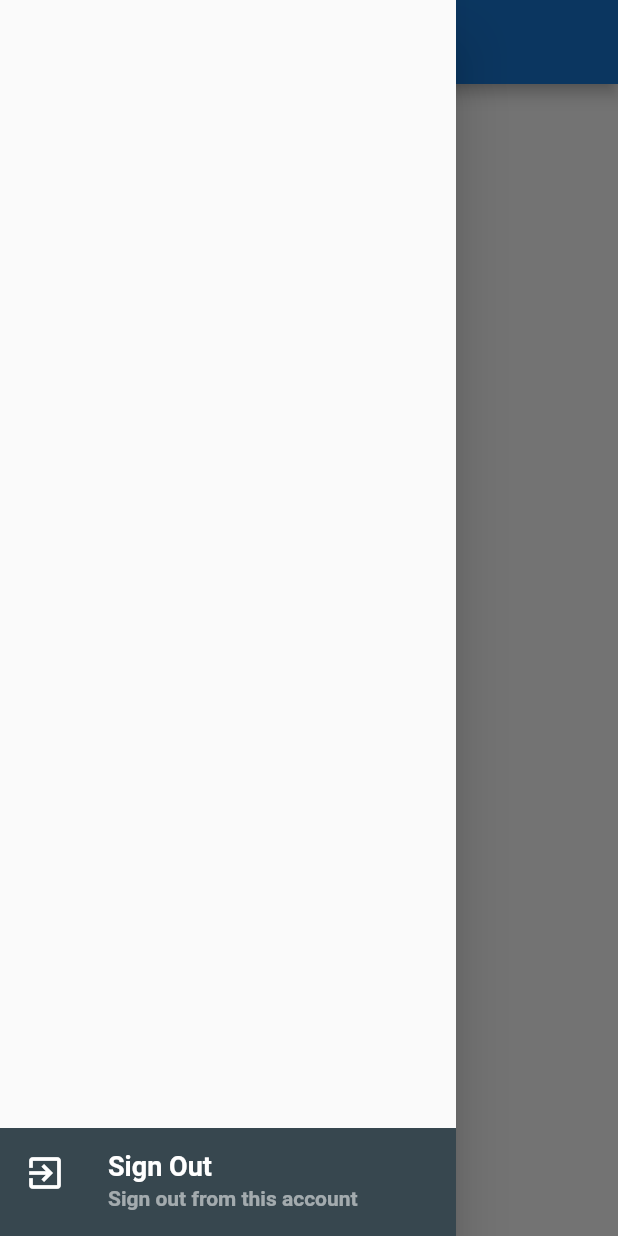
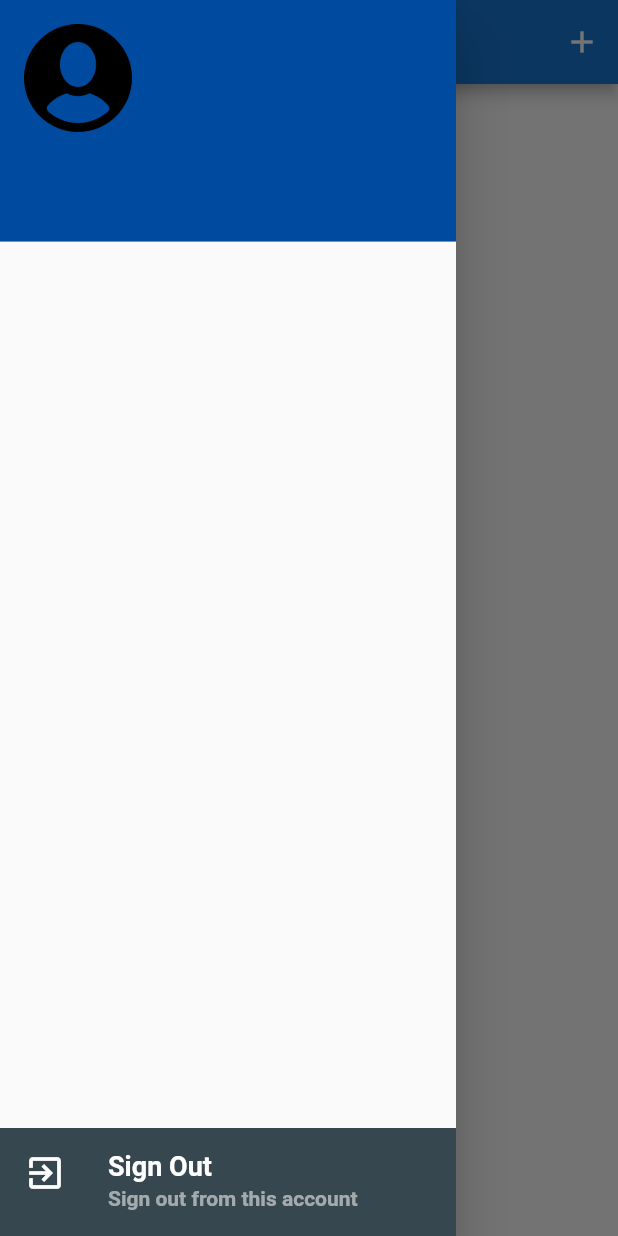
Before and after one commit to Nat-Dev/natkstatement, a Flutter app: the Home screen opened by its route, with the side drawer open, on a phone screen of 412 x 824 dp. Run offline on Flutter 3.47's test engine with Material 2 defaults, Android fonts, the phone set to English and light mode, and no system bars; our stand-ins replace firebase_auth, firebase_core; accounts and stored records are empty.

Commit message:
show user's detail in sidebar in home page

```diff
--- a/lib/widget/home.dart
+++ b/lib/widget/home.dart
@@ -9,15 +9,46 @@ class Home extends StatefulWidget {
 }
 
 class _HomeState extends State<Home> {
+  String userName, email;
+
+  @override
+  void initState() {
+    super.initState();
+    findUsernameAndEmail();
+  }
+
+  Future<Null> findUsernameAndEmail() async {
+    await Firebase.initializeApp().then((value) async {
+      await FirebaseAuth.instance.authStateChanges().listen((event) {
+        setState(() {
+          userName = event.displayName;
+          email = event.email;
+          print("userName = " + userName);
+        });
+      });
+    });
+  }
+
   @override
   Widget build(BuildContext context) {
     return Scaffold(
       appBar: AppBar(
         backgroundColor: MyStyle().themeColor,
         title: Text("Home"),
+        actions: [IconButton(icon: Icon(Icons.add), onPressed: () {})],
       ),
       drawer: Drawer(
-        child: buildSignOut(),
+        child: Stack(
+          children: [
+            UserAccountsDrawerHeader(
+              decoration: BoxDecoration(color: MyStyle().darkTheme),
+              accountName: null,
+              accountEmail: MyStyle().titleH2(email == null ? "Email" : email),
+              currentAccountPicture: Image.asset("images/user.png"),
+            ),
+            buildSignOut(),
+          ],
+        ),
       ),
     );
   }
--- a/lib/widget/register.dart
+++ b/lib/widget/register.dart
@@ -154,7 +154,7 @@ class _RegisterState extends State<Register> {
           }
         },
         child: Text(
-          "Sign Up",
+          "Register",
           style: TextStyle(fontWeight: FontWeight.bold),
         ),
         style: ElevatedButton.styleFrom(
```
Also changed, not shown: images/user.png (added).
